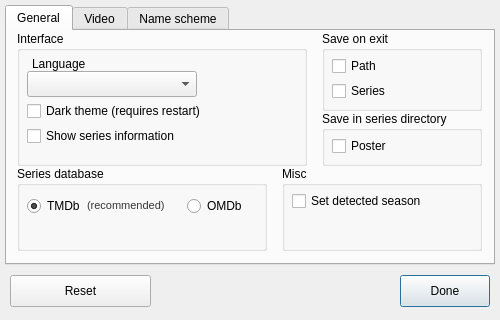
Before: the Qt Designer form SeriesScraper/settingswindow.ui in martinLutz1/SeriesScraper, drawn with Qt 5.
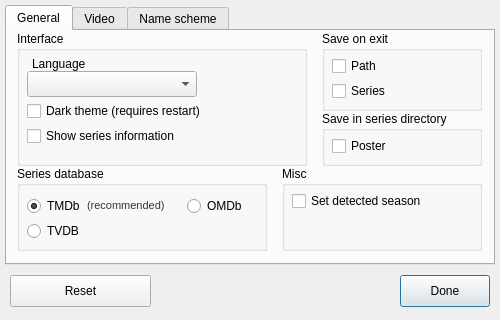
After: the same form once the commit is applied.

Commit message: Integrated tvdb-parser in settings

The edit to the form file:
```diff
--- a/SeriesScraper/settingswindow.ui
+++ b/SeriesScraper/settingswindow.ui
@@ -129,6 +129,19 @@
        <string>&lt;html&gt;&lt;head/&gt;&lt;body&gt;&lt;p&gt;&lt;span style=&quot; color:#353535;&quot;&gt;(recommended)&lt;/span&gt;&lt;/p&gt;&lt;/body&gt;&lt;/html&gt;</string>
       </property>
      </widget>
+     <widget class="QRadioButton" name="tvdbRadioButton">
+      <property name="geometry">
+       <rect>
+        <x>10</x>
+        <y>55</y>
+        <width>100</width>
+        <height>20</height>
+       </rect>
+      </property>
+      <property name="text">
+       <string>TVDB</string>
+      </property>
+     </widget>
     </widget>
     <widget class="QGroupBox" name="saveOnExitGroupBox">
      <property name="geometry">
```
The commit also changes 3 other files.
